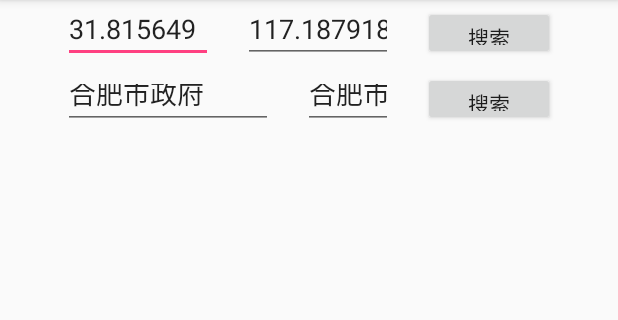
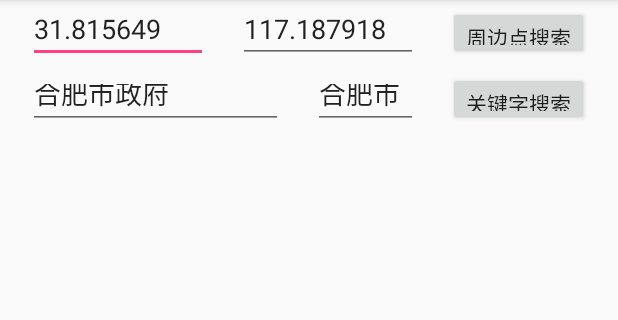
Before and after one commit to bravecheng/GlobalPoi, an Android app: the screen it shows after launch (MainActivity), on a phone screen of 412 x 824 dp, the part 84-404 px from its top. Run offline under Robolectric (Android 15) with nearby library versions, the phone set to English and light mode, and no system bars; libraries missing offline, so code that uses them is left out: com.alibaba.fastjson.

Commit message:
完善关键字搜索

```diff
--- a/app/src/main/res/layout/activity_main.xml
+++ b/app/src/main/res/layout/activity_main.xml
@@ -14,7 +14,7 @@
 
         <EditText
             android:id="@+id/lat"
-            android:layout_width="100dp"
+            android:layout_width="120dp"
             android:layout_height="40dp"
             android:inputType="numberSigned|numberDecimal"
             android:lines="1"
@@ -23,7 +23,7 @@
 
         <EditText
             android:id="@+id/lng"
-            android:layout_width="100dp"
+            android:layout_width="120dp"
             android:layout_height="40dp"
             android:layout_marginLeft="20dp"
             android:inputType="numberSigned|numberDecimal"
@@ -36,7 +36,7 @@
             android:layout_width="wrap_content"
             android:layout_height="36dp"
             android:layout_marginLeft="20dp"
-            android:text="搜索" />
+            android:text="周边点搜索" />
     </LinearLayout>
 
     <LinearLayout
@@ -49,7 +49,7 @@
 
         <EditText
             android:id="@+id/et_keyword"
-            android:layout_width="140dp"
+            android:layout_width="170dp"
             android:layout_height="40dp"
             android:inputType="text"
             android:text="合肥市政府"
@@ -58,7 +58,7 @@
 
         <EditText
             android:id="@+id/city"
-            android:layout_width="60dp"
+            android:layout_width="70dp"
             android:layout_height="40dp"
             android:layout_marginLeft="20dp"
             android:inputType="text"
@@ -71,7 +71,7 @@
             android:layout_width="wrap_content"
             android:layout_height="36dp"
             android:layout_marginLeft="20dp"
-            android:text="搜索" />
+            android:text="关键字搜索" />
     </LinearLayout>
 
     <ListView
```
